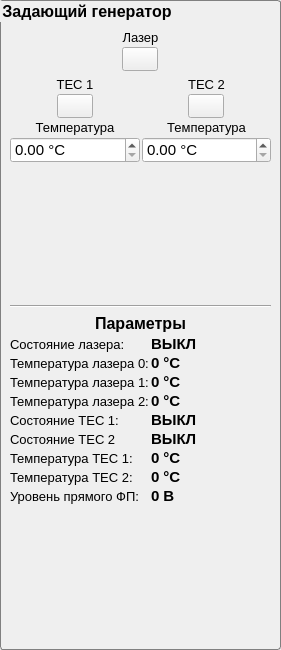
bulkanul/EVO_YFL_1064_GUI_coherent2, file generator_panel.ui: the form before one commit.
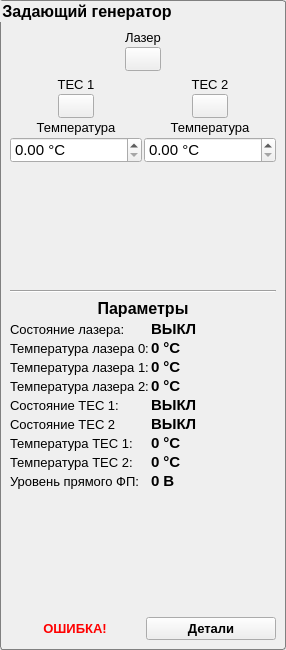
The form after the commit. Icons and pictures are not drawn.

Commit message: Added error handling, disabled channels 2-4 (temporary)

Diff of the .ui file:
```diff
--- a/generator_panel.ui
+++ b/generator_panel.ui
@@ -6,7 +6,7 @@
    <rect>
     <x>0</x>
     <y>0</y>
-    <width>280</width>
+    <width>286</width>
     <height>650</height>
    </rect>
   </property>
@@ -831,6 +831,103 @@
         </property>
        </spacer>
       </item>
+      <item>
+       <widget class="QWidget" name="w_error_box" native="true">
+        <property name="sizePolicy">
+         <sizepolicy hsizetype="Preferred" vsizetype="Preferred">
+          <horstretch>0</horstretch>
+          <verstretch>0</verstretch>
+         </sizepolicy>
+        </property>
+        <property name="layoutDirection">
+         <enum>Qt::RightToLeft</enum>
+        </property>
+        <layout class="QHBoxLayout" name="horizontalLayout_6">
+         <property name="leftMargin">
+          <number>0</number>
+         </property>
+         <property name="topMargin">
+          <number>0</number>
+         </property>
+         <property name="rightMargin">
+          <number>0</number>
+         </property>
+         <property name="bottomMargin">
+          <number>0</number>
+         </property>
+         <item>
+          <widget class="QPushButton" name="pushButton">
+           <property name="font">
+            <font>
+             <family>Arial</family>
+             <pointsize>10</pointsize>
+             <weight>75</weight>
+             <bold>true</bold>
+            </font>
+           </property>
+           <property name="text">
+            <string>Детали</string>
+           </property>
+          </widget>
+         </item>
+         <item>
+          <widget class="QLabel" name="label_14">
+           <property name="palette">
+            <palette>
+             <active>
+              <colorrole role="WindowText">
+               <brush brushstyle="SolidPattern">
+                <color alpha="255">
+                 <red>255</red>
+                 <green>0</green>
+                 <blue>0</blue>
+                </color>
+               </brush>
+              </colorrole>
+             </active>
+             <inactive>
+              <colorrole role="WindowText">
+               <brush brushstyle="SolidPattern">
+                <color alpha="255">
+                 <red>255</red>
+                 <green>0</green>
+                 <blue>0</blue>
+                </color>
+               </brush>
+              </colorrole>
+             </inactive>
+             <disabled>
+              <colorrole role="WindowText">
+               <brush brushstyle="SolidPattern">
+                <color alpha="96">
+                 <red>164</red>
+                 <green>166</green>
+                 <blue>168</blue>
+                </color>
+               </brush>
+              </colorrole>
+             </disabled>
+            </palette>
+           </property>
+           <property name="font">
+            <font>
+             <family>Arial</family>
+             <pointsize>10</pointsize>
+             <weight>75</weight>
+             <bold>true</bold>
+            </font>
+           </property>
+           <property name="text">
+            <string>ОШИБКА!</string>
+           </property>
+           <property name="alignment">
+            <set>Qt::AlignCenter</set>
+           </property>
+          </widget>
+         </item>
+        </layout>
+       </widget>
+      </item>
      </layout>
     </widget>
    </item>
```
The commit also changes 17 other files.
